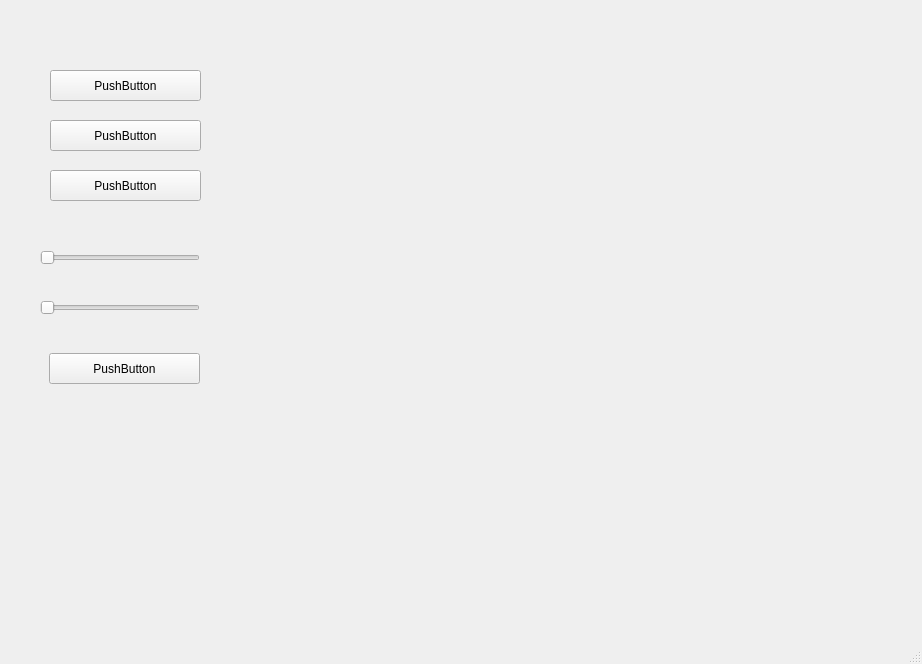
WojciechTworek/ProjGwZ, file mainwindow.ui: the form before one commit.
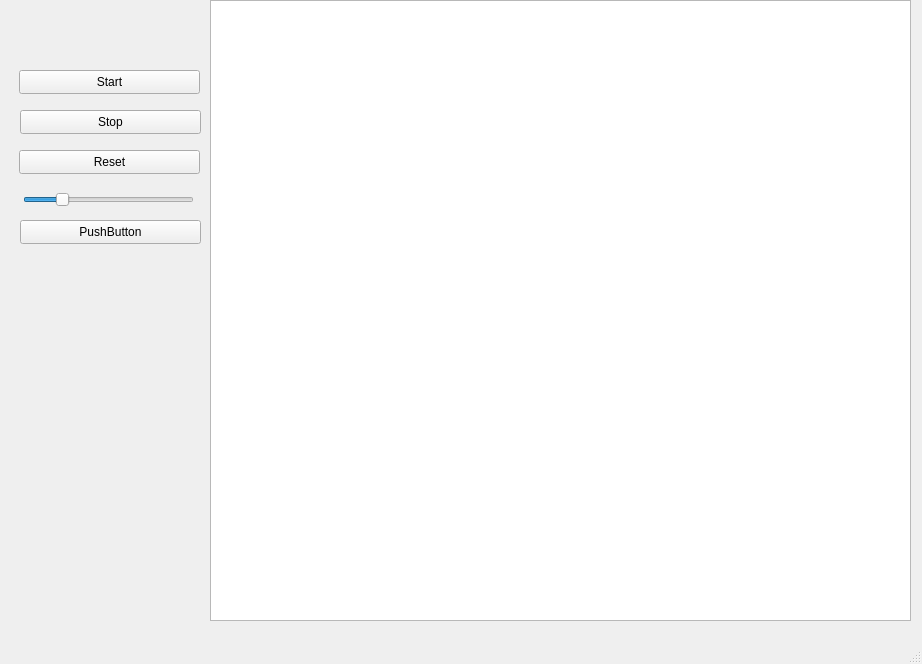
The form after the commit.

The edit to the form file:
```diff
--- a/mainwindow.ui
+++ b/mainwindow.ui
@@ -14,39 +14,21 @@
    <string>MainWindow</string>
   </property>
   <widget class="QWidget" name="centralwidget">
-   <widget class="QWidget" name="gridLayoutWidget">
+   <widget class="QSlider" name="WielkoscPlanszy">
     <property name="geometry">
      <rect>
-      <x>450</x>
-      <y>260</y>
-      <width>160</width>
-      <height>80</height>
+      <x>23</x>
+      <y>190</y>
+      <width>171</width>
+      <height>20</height>
      </rect>
     </property>
-    <layout class="QGridLayout" name="gridLayout"/>
-   </widget>
-   <widget class="QSlider" name="horizontalSlider">
-    <property name="geometry">
-     <rect>
-      <x>40</x>
-      <y>250</y>
-      <width>160</width>
-      <height>16</height>
-     </rect>
+    <property name="value">
+     <number>20</number>
     </property>
-    <property name="orientation">
-     <enum>Qt::Horizontal</enum>
+    <property name="sliderPosition">
+     <number>20</number>
     </property>
-   </widget>
-   <widget class="QSlider" name="horizontalSlider_2">
-    <property name="geometry">
-     <rect>
-      <x>40</x>
-      <y>300</y>
-      <width>160</width>
-      <height>16</height>
-     </rect>
-    </property>
     <property name="orientation">
      <enum>Qt::Horizontal</enum>
     </property>
@@ -54,55 +36,65 @@
    <widget class="QPushButton" name="pushButton">
     <property name="geometry">
      <rect>
-      <x>50</x>
+      <x>19</x>
       <y>70</y>
-      <width>151</width>
-      <height>31</height>
+      <width>181</width>
+      <height>24</height>
      </rect>
     </property>
     <property name="text">
-     <string>PushButton</string>
+     <string>Start</string>
     </property>
    </widget>
    <widget class="QPushButton" name="pushButton_2">
     <property name="geometry">
      <rect>
-      <x>50</x>
-      <y>120</y>
-      <width>151</width>
-      <height>31</height>
+      <x>20</x>
+      <y>110</y>
+      <width>181</width>
+      <height>24</height>
      </rect>
     </property>
     <property name="text">
-     <string>PushButton</string>
+     <string>Stop</string>
     </property>
    </widget>
    <widget class="QPushButton" name="pushButton_3">
     <property name="geometry">
      <rect>
-      <x>50</x>
-      <y>170</y>
-      <width>151</width>
-      <height>31</height>
+      <x>19</x>
+      <y>150</y>
+      <width>181</width>
+      <height>24</height>
      </rect>
     </property>
     <property name="text">
-     <string>PushButton</string>
+     <string>Reset</string>
     </property>
    </widget>
    <widget class="QPushButton" name="pushButton_4">
     <property name="geometry">
      <rect>
-      <x>49</x>
-      <y>353</y>
-      <width>151</width>
-      <height>31</height>
+      <x>20</x>
+      <y>220</y>
+      <width>181</width>
+      <height>24</height>
      </rect>
     </property>
     <property name="text">
      <string>PushButton</string>
     </property>
    </widget>
+   <widget class="QGraphicsView" name="board">
+    <property name="geometry">
+     <rect>
+      <x>210</x>
+      <y>0</y>
+      <width>701</width>
+      <height>621</height>
+     </rect>
+    </property>
+   </widget>
   </widget>
   <widget class="QMenuBar" name="menubar">
    <property name="geometry">
```
Left out of the diff: 6 changed lines with no effect on the pictures.
